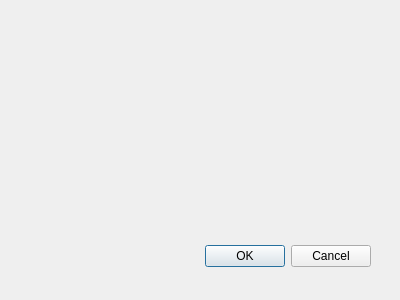
Before: the Qt Designer form src/plugins/removedirectory/removedirectorydialog.ui in karakirimu/AutoBatchTools, drawn with Qt 5.
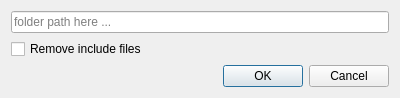
After: the same form once the commit is applied.

```diff
--- a/src/plugins/removedirectory/removedirectorydialog.ui
+++ b/src/plugins/removedirectory/removedirectorydialog.ui
@@ -9,21 +9,29 @@
     <x>0</x>
     <y>0</y>
     <width>400</width>
-    <height>300</height>
+    <height>90</height>
    </rect>
   </property>
   <property name="windowTitle">
    <string>Dialog</string>
   </property>
+  <layout class="QVBoxLayout" name="verticalLayout">
+   <item>
+    <widget class="QLineEdit" name="rmpathLineEdit">
+     <property name="placeholderText">
+      <string>folder path here ...</string>
+     </property>
+    </widget>
+   </item>
+   <item>
+    <widget class="QCheckBox" name="fileRemoveCheckBox">
+     <property name="text">
+      <string>Remove include files</string>
+     </property>
+    </widget>
+   </item>
+   <item>
   <widget class="QDialogButtonBox" name="buttonBox">
-   <property name="geometry">
-    <rect>
-     <x>30</x>
-     <y>240</y>
-     <width>341</width>
-     <height>32</height>
-    </rect>
-   </property>
    <property name="orientation">
     <enum>Qt::Horizontal</enum>
    </property>
@@ -31,6 +39,8 @@
     <set>QDialogButtonBox::Cancel|QDialogButtonBox::Ok</set>
    </property>
   </widget>
+   </item>
+  </layout>
  </widget>
  <pixmapfunction/>
  <resources/>
```
Left out of the diff: 5 changed lines with no effect on the pictures. Lines whose indentation alone changed are shown as unchanged.
